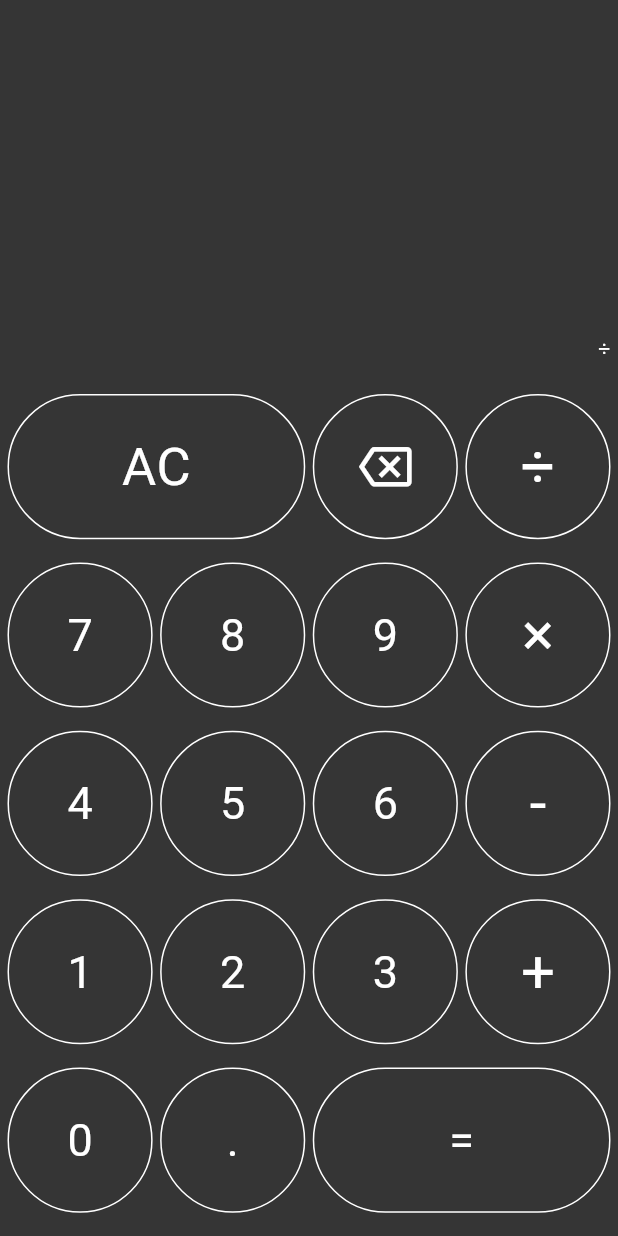
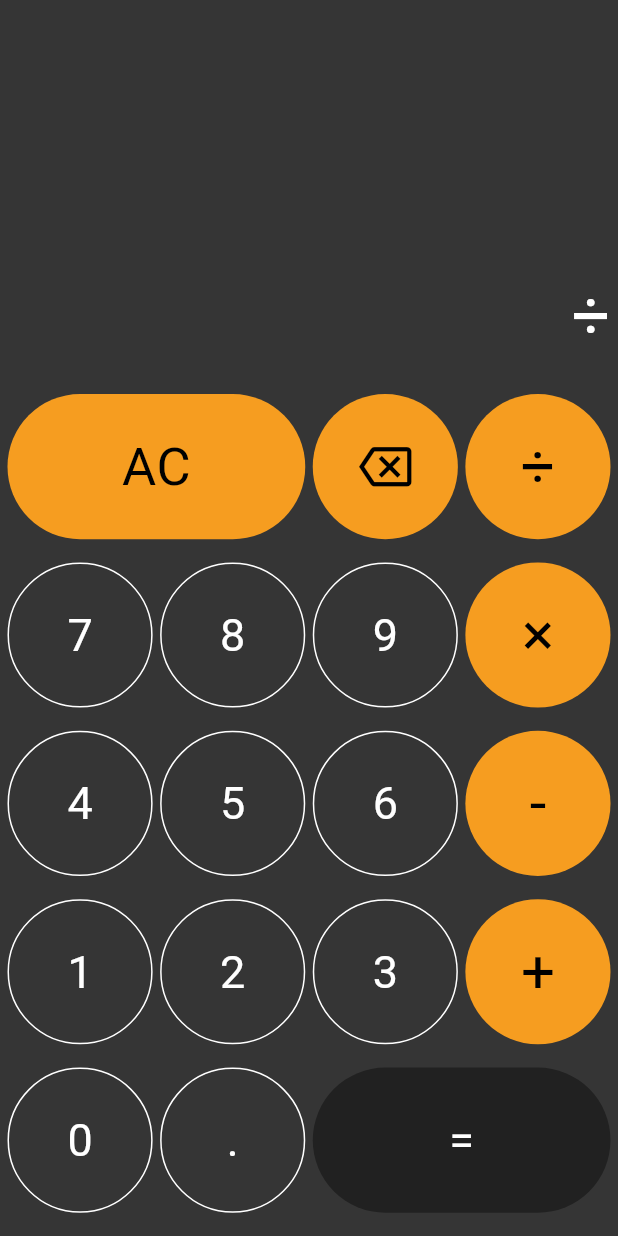
Before and after one commit to KisoththamanM/AppDev_Calculator, a Flutter app: the screen it shows after launch, after a tap on an icon or button, on a phone screen of 412 x 824 dp. Run offline on Flutter 3.47's test engine with Material 3 defaults, Android fonts, the phone set to English and light mode, and no system bars; our stand-ins replace math_expressions.

Commit message:
Theme details added.

```diff
--- a/lib/main.dart
+++ b/lib/main.dart
@@ -2,8 +2,25 @@ import 'package:flutter/material.dart';
 import 'package:math_expressions/math_expressions.dart';
 
 void main() {
+  final lightTheme = ThemeData(
+      brightness: Brightness.light,
+      primaryColor: Colors.blueAccent,
+      scaffoldBackgroundColor: Colors.white,
+      textTheme: TextTheme(
+          bodyLarge: TextStyle(color: Colors.white),
+          bodyMedium: TextStyle(color: Colors.black)));
+
+  final darkTheme = ThemeData(
+      brightness: Brightness.dark,
+      primaryColor: Color(0xFFF69D20),
+      scaffoldBackgroundColor: Color(0xFF353535),
+      textTheme: TextTheme(
+          bodyLarge: TextStyle(color: Colors.black),
+          bodyMedium: TextStyle(color: Colors.white)));
+
   runApp(MaterialApp(
       debugShowCheckedModeBanner: false,
+      theme: darkTheme,
       title: 'Calculator',
       home: Calculator()));
 }
@@ -18,6 +35,7 @@ class Calculator extends StatefulWidget {
 class _CalculatorState extends State<Calculator> {
   String expression = "";
   String data = "";
+
   @override
   Widget build(BuildContext context) {
     double screenWidth = MediaQuery.of(context).size.width;
@@ -25,10 +43,10 @@ class _CalculatorState extends State<Calculator> {
         MediaQuery.of(context).padding.top -
         MediaQuery.of(context).padding.bottom;
     double buttonBorderRadius = screenHeight * 0.07 - 3;
-    return SafeArea(
-      child: Scaffold(
-        backgroundColor: Color(0xFF353535),
-        body: SizedBox(
+    return Scaffold(
+      backgroundColor: Theme.of(context).scaffoldBackgroundColor,
+      body: SafeArea(
+        child: SizedBox(
           height: screenHeight,
           width: screenWidth,
           child: Column(
@@ -39,16 +57,19 @@ class _CalculatorState extends State<Calculator> {
                 padding: EdgeInsets.all(5.0),
                 height: screenHeight * 0.3,
                 width: screenWidth,
-                color: Color(0xFF353535),
+                color: Theme.of(context).scaffoldBackgroundColor,
                 child: Align(
                   alignment: Alignment.bottomRight,
-                  child: Text(data, style: TextStyle(color: Colors.white)),
+                  child: Text(data,
+                      style: TextStyle(
+                          color: Theme.of(context).textTheme.bodyMedium!.color,
+                          fontSize: 45.0)),
                 ),
               ),
               Container(
                 height: screenHeight * 0.7,
                 width: screenWidth,
-                color: Color(0xFF353535),
+                color: Theme.of(context).scaffoldBackgroundColor,
                 child: Column(
                   mainAxisSize: MainAxisSize.min,
                   mainAxisAlignment: MainAxisAlignment.spaceEvenly,
@@ -71,11 +92,7 @@ class _CalculatorState extends State<Calculator> {
                             child: Container(
                               width: screenWidth * 0.5 - 7.5,
                               decoration: BoxDecoration(
-                                color: Colors.transparent,
-                                border: Border.all(
-                                  width: 1.0,
-                                  color: Colors.white,
-                                ),
+                                color: Theme.of(context).primaryColor,
                                 borderRadius: BorderRadius.circular(
                                   buttonBorderRadius,
                                 ),
@@ -84,7 +101,11 @@ class _CalculatorState extends State<Calculator> {
                                 child: Text(
                                   'AC',
                                   style: TextStyle(
-                                      color: Colors.white, fontSize: 35.0),
+                                      color: Theme.of(context)
+                                          .textTheme
+                                          .bodyLarge!
+                                          .color,
+                                      fontSize: 35.0),
                                 ),
                               ),
                             ),
@@ -109,11 +130,7 @@ class _CalculatorState extends State<Calculator> {
                             child: Container(
                               width: screenWidth * 0.25 - 6.25,
                               decoration: BoxDecoration(
-                                color: Colors.transparent,
-                                border: Border.all(
-                                  width: 1.0,
-                                  color: Colors.white,
-                                ),
+                                color: Theme.of(context).primaryColor,
                                 borderRadius: BorderRadius.circular(
                                   buttonBorderRadius,
                                 ),
@@ -121,7 +138,10 @@ class _CalculatorState extends State<Calculator> {
                               child: Center(
                                 child: Icon(
                                   Icons.backspace_outlined,
-                                  color: Colors.white,
+                                  color: Theme.of(context)
+                                      .textTheme
+                                      .bodyLarge!
+                                      .color,
                                   size: 35.0,
                                 ),
                               ),
@@ -137,11 +157,7 @@ class _CalculatorState extends State<Calculator> {
                             child: Container(
                               width: screenWidth * 0.25 - 6.25,
                               decoration: BoxDecoration(
-                                color: Colors.transparent,
-                                border: Border.all(
-                                  width: 1.0,
-                                  color: Colors.white,
-                                ),
+                                color: Theme.of(context).primaryColor,
                                 borderRadius: BorderRadius.circular(
                                   buttonBorderRadius,
                                 ),
@@ -150,7 +166,11 @@ class _CalculatorState extends State<Calculator> {
                                 child: Text(
                                   '÷',
                                   style: TextStyle(
-                                      color: Colors.white, fontSize: 40.0),
+                                      color: Theme.of(context)
+                                          .textTheme
+                                          .bodyLarge!
+                                          .color,
+                                      fontSize: 40.0),
                                 ),
                               ),
                             ),
@@ -189,7 +209,11 @@ class _CalculatorState extends State<Calculator> {
                                 child: Text(
                                   '7',
                                   style: TextStyle(
-                                      color: Colors.white, fontSize: 30.0),
+                                      color: Theme.of(context)
+                                          .textTheme
+                                          .bodyMedium!
+                                          .color,
+                                      fontSize: 30.0),
                                 ),
                               ),
                             ),
@@ -217,7 +241,11 @@ class _CalculatorState extends State<Calculator> {
                                 child: Text(
                                   '8',
                                   style: TextStyle(
-                                      color: Colors.white, fontSize: 30.0),
+                                      color: Theme.of(context)
+                                          .textTheme
+                                          .bodyMedium!
+                                          .color,
+                                      fontSize: 30.0),
                                 ),
                               ),
                             ),
@@ -245,7 +273,11 @@ class _CalculatorState extends State<Calculator> {
                                 child: Text(
                                   '9',
                                   style: TextStyle(
-                                      color: Colors.white, fontSize: 30.0),
+                                      color: Theme.of(context)
+                                          .textTheme
+                                          .bodyMedium!
+                                          .color,
+                                      fontSize: 30.0),
                                 ),
                               ),
                             ),
@@ -260,11 +292,7 @@ class _CalculatorState extends State<Calculator> {
                             child: Container(
                               width: screenWidth * 0.25 - 6.25,
                               decoration: BoxDecoration(
-                                color: Colors.transparent,
-                                border: Border.all(
-                                  width: 1.0,
-                                  color: Colors.white,
-                                ),
+                                color: Theme.of(context).primaryColor,
                                 borderRadius: BorderRadius.circular(
                                   buttonBorderRadius,
                                 ),
@@ -273,7 +301,11 @@ class _CalculatorState extends State<Calculator> {
                                 child: Text(
                                   '×',
                                   style: TextStyle(
-                                      color: Colors.white, fontSize: 40.0),
+                                      color: Theme.of(context)
+                                          .textTheme
+                                          .bodyLarge!
+                                          .color,
+                                      fontSize: 40.0),
                                 ),
                               ),
                             ),
@@ -312,7 +344,11 @@ class _CalculatorState extends State<Calculator> {
                                 child: Text(
                                   '4',
                                   style: TextStyle(
-                                      color: Colors.white, fontSize: 30.0),
+                                      color: Theme.of(context)
+                                          .textTheme
+                                          .bodyMedium!
+                                          .color,
+                                      fontSize: 30.0),
                                 ),
                               ),
                             ),
@@ -340,7 +376,11 @@ class _CalculatorState extends State<Calculator> {
                                 child: Text(
                                   '5',
                                   style: TextStyle(
-                                      color: Colors.white, fontSize: 30.0),
+                                      color: Theme.of(context)
+                                          .textTheme
+                                          .bodyMedium!
+                                          .color,
+                                      fontSize: 30.0),
                                 ),
                               ),
                             ),
@@ -368,7 +408,11 @@ class _CalculatorState extends State<Calculator> {
                                 child: Text(
                                   '6',
                                   style: TextStyle(
-                                      color: Colors.white, fontSize: 30.0),
+                                      color: Theme.of(context)
+                                          .textTheme
+                                          .bodyMedium!
+                                          .color,
+                                      fontSize: 30.0),
                                 ),
                               ),
                             ),
@@ -383,11 +427,7 @@ class _CalculatorState extends State<Calculator> {
                             child: Container(
                               width: screenWidth * 0.25 - 6.25,
                               decoration: BoxDecoration(
-                                color: Colors.transparent,
-                                border: Border.all(
-                                  width: 1.0,
-                                  color: Colors.white,
-                                ),
+                                color: Theme.of(context).primaryColor,
                                 borderRadius: BorderRadius.circular(
                                   buttonBorderRadius,
                                 ),
@@ -396,7 +436,11 @@ class _CalculatorState extends State<Calculator> {
                                 child: Text(
                                   '-',
                                   style: TextStyle(
-                                      color: Colors.white, fontSize: 40.0),
+                                      color: Theme.of(context)
+                                          .textTheme
+                                          .bodyLarge!
+                                          .color,
+                                      fontSize: 40.0),
                                 ),
                               ),
                             ),
@@ -435,7 +479,11 @@ class _CalculatorState extends State<Calculator> {
                                 child: Text(
                                   '1',
                                   style: TextStyle(
-                                      color: Colors.white, fontSize: 30.0),
+                                      color: Theme.of(context)
+                                          .textTheme
+                                          .bodyMedium!
+                                          .color,
+                                      fontSize: 30.0),
                                 ),
                               ),
                             ),
@@ -463,7 +511,11 @@ class _CalculatorState extends State<Calculator> {
                                 child: Text(
                                   '2',
                                   style: TextStyle(
-                                      color: Colors.white, fontSize: 30.0),
+                                      color: Theme.of(context)
+                                          .textTheme
+                                          .bodyMedium!
+                                          .color,
+                                      fontSize: 30.0),
                                 ),
                               ),
                             ),
@@ -491,7 +543,11 @@ class _CalculatorState extends State<Calculator> {
                                 child: Text(
                                   '3',
                                   style: TextStyle(
-                                      color: Colors.white, fontSize: 30.0),
+                                      color: Theme.of(context)
+                                          .textTheme
+                                          .bodyMedium!
+                                          .color,
+                                      fontSize: 30.0),
                                 ),
                               ),
                             ),
@@ -506,11 +562,7 @@ class _CalculatorState extends State<Calculator> {
                             child: Container(
                               width: screenWidth * 0.25 - 6.25,
                               decoration: BoxDecoration(
-                                color: Colors.transparent,
-                                border: Border.all(
-                                  width: 1.0,
-                                  color: Colors.white,
-                                ),
+                                color: Theme.of(context).primaryColor,
                                 borderRadius: BorderRadius.circular(
                                   buttonBorderRadius,
                                 ),
@@ -519,7 +571,11 @@ class _CalculatorState extends State<Calculator> {
                                 child: Text(
                                   '+',
                                   style: TextStyle(
-                                      color: Colors.white, fontSize: 40.0),
+                                      color: Theme.of(context)
+                                          .textTheme
+                                          .bodyLarge!
+                                          .color,
+                                      fontSize: 40.0),
                                 ),
                               ),
                             ),
@@ -558,7 +614,11 @@ class _CalculatorState extends State<Calculator> {
                                 child: Text(
                                   '0',
                                   style: TextStyle(
-                                      color: Colors.white, fontSize: 30.0),
+                                      color: Theme.of(context)
+                                          .textTheme
+                                          .bodyMedium!
+                                          .color,
+                                      fontSize: 30.0),
                                 ),
                               ),
                             ),
@@ -586,7 +646,11 @@ class _CalculatorState extends State<Calculator> {
                                 child: Text(
                                   '.',
                                   style: TextStyle(
-                                      color: Colors.white, fontSize: 30.0),
+                                      color: Theme.of(context)
+                                          .textTheme
+                                          .bodyMedium!
+                                          .color,
+                                      fontSize: 30.0),
                                 ),
                               ),
                             ),
@@ -607,11 +671,7 @@ class _CalculatorState extends State<Calculator> {
                             child: Container(
                               width: screenWidth * 0.5 - 7.5,
                               decoration: BoxDecoration(
-                                color: Colors.transparent,
-                                border: Border.all(
-                                  width: 1.0,
-                                  color: Colors.white,
-                                ),
+                                color: Colors.black38,
                                 borderRadius: BorderRadius.circular(
                                   buttonBorderRadius,
                                 ),
```
